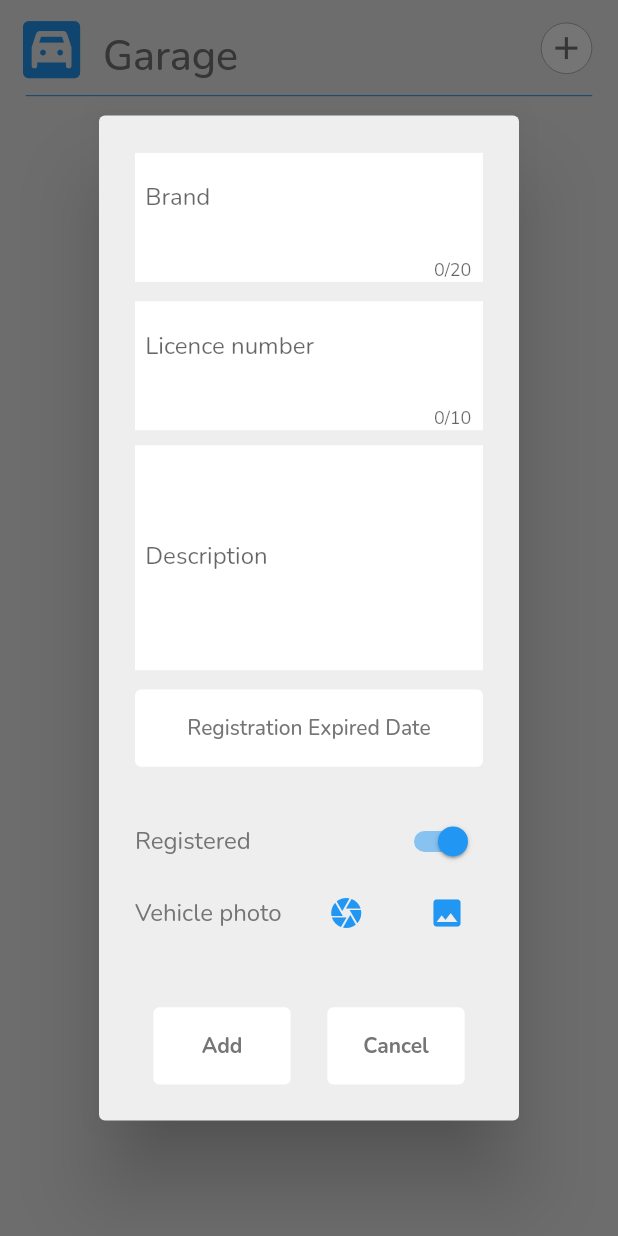
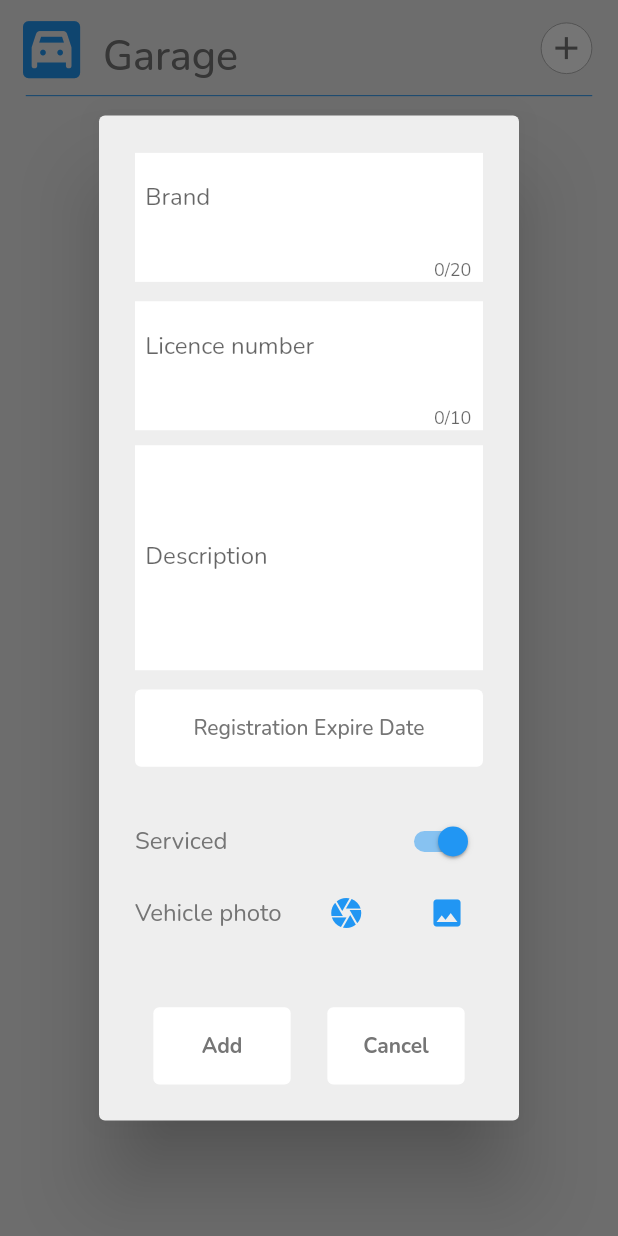
Before and after one commit to Noamagnus/MyGarage, a Flutter app: the screen it shows after launch, after a tap on the "add" icon, on a phone screen of 412 x 824 dp. Run offline on Flutter 3.47's test engine with Material 2 defaults, Android fonts, the phone set to English and light mode, and no system bars; our stand-ins replace bloc, flutter_bloc, flutter_screenutil, freezed_annotation, google_fonts, image_picker and 1 more.

Commit message:
finally finished splash screen

```diff
--- a/lib/data/models/car_model.dart
+++ b/lib/data/models/car_model.dart
@@ -10,7 +10,7 @@ class Car with _$Car {
     required String uuid,
     required CarType type,
     required String brand,
-    required bool isRegistered,
+    required bool isServiced,
     required String description,
     required String licenceNumber,
     required DateTime year, // year manufactured
--- a/lib/presentation/screens/garage_screen.dart
+++ b/lib/presentation/screens/garage_screen.dart
@@ -183,7 +183,7 @@ class GarageBodyWidget extends StatelessWidget {
                   licenceNumber: car.licenceNumber,
                   path: car.imageUrl,
                   year: car.year,
-                  isRegistered: car.isRegistered,
+                  isServiced: car.isServiced,
                 ),
               );
             },
--- a/lib/presentation/screens/splash_screen.dart
+++ b/lib/presentation/screens/splash_screen.dart
@@ -3,6 +3,9 @@ import 'package:flutter_bloc/flutter_bloc.dart';
 import 'package:flutter_screenutil/flutter_screenutil.dart';
 import 'package:my_garage/data/dataproviders/sembast.dart';
 import 'package:my_garage/presentation/screens/garage_screen.dart';
+import 'package:my_garage/presentation/widgets/text_widgets.dart';
+import 'package:my_garage/utils/colors.dart';
+import 'package:my_garage/utils/widget_functions.dart';
 
 class SplashScreen extends StatefulWidget {
   const SplashScreen({Key? key}) : super(key: key);
@@ -36,14 +39,49 @@ class _SplashScreenState extends State<SplashScreen> {
       body: Center(
         child: Column(
           mainAxisAlignment: MainAxisAlignment.center,
-          children:  [
-            const Text('Splash Screen'),
+          children: [
+            const Expanded(
+              child: SizedBox(),
+            ),
+            const Icon(
+              Icons.garage,
+              size: 120,
+              color: AppColors.blueColor,
+              // color: AppColors.grey800,
+            ),
+            const EasyText(
+              'My Garage',
+              fontSize: 50,
+              fontWeight: FontWeight.w700,
+              color: AppColors.grey800,
+            ),
             SizedBox(
               height: 30.h,
             ),
             Padding(
-              padding:  EdgeInsets.symmetric(horizontal: 30.w),
+              padding: EdgeInsets.symmetric(horizontal: 30.w),
               child: const LinearProgressIndicator(),
+            ),
+            const Expanded(
+              child: SizedBox(),
+            ),
+            Padding(
+              padding:  EdgeInsets.only(bottom: 10.h,right: 10.w,),
+              child: Row(
+                mainAxisAlignment: MainAxisAlignment.end,
+                children: [
+                  const EasyText(
+                    'Milos Ivackovic',
+                    color: AppColors.grey600,
+                  ),
+                  addHorizontalSpace(5.w),
+                  const EasyText(
+                    '2022.',
+                    color: AppColors.grey600,
+                  ),
+
+                ],
+              ),
             ),
           ],
         ),
--- a/lib/presentation/widgets/add_vehicle_dialog.dart
+++ b/lib/presentation/widgets/add_vehicle_dialog.dart
@@ -26,7 +26,7 @@ class _AddVehicleDialogState extends State<AddVehicleDialog> {
 
   DateTime year = DateTime.now();
 
-  bool isRegistered = true;
+  bool isServiced = true;
 
   @override
   void initState() {
@@ -107,32 +107,32 @@ class _AddVehicleDialogState extends State<AddVehicleDialog> {
                 });
               }),
               child: const Text(
-                'Registration Expired Date',
+                'Registration Expire Date',
                 style: TextStyle(color: AppColors.textTitleColor),
               ),
             ),
           ),
           addVerticalSpace(20.h),
-          //Is registered switch
+          //Is serviced switch
           Row(
             mainAxisAlignment: MainAxisAlignment.spaceBetween,
             children: [
-              isRegistered
+              isServiced
                   ? const EasyText(
-                      'Registered',
+                      'Serviced',
                       color: AppColors.grey600,
                     )
                   : const EasyText(
-                      'Not Registered',
+                      'Not Serviced',
                       color: AppColors.grey600,
                     ),
               Switch(
                 onChanged: (value) {
                   setState(() {
-                    isRegistered = value;
+                    isServiced = value;
                   });
                 },
-                value: isRegistered,
+                value: isServiced,
               )
             ],
           ),
@@ -140,7 +140,7 @@ class _AddVehicleDialogState extends State<AddVehicleDialog> {
           Row(
             mainAxisAlignment: MainAxisAlignment.spaceBetween,
             children: [
-              EasyText(
+              const EasyText(
                 'Vehicle photo',
                 color: AppColors.grey600,
               ),
@@ -194,11 +194,11 @@ class _AddVehicleDialogState extends State<AddVehicleDialog> {
                           .read<ImagepickerBloc>()
                           .state
                           .when(fulfilled: (url) => url, initial: () {});
-                      if (_checkOtherFields(year, imageUrl, isRegistered, context)) {
+                      if (_checkOtherFields(year, imageUrl, isServiced, context)) {
                         final car = Car(
                           brand: carBrandTextController.text,
                           description: descriptionTextController.text,
-                          isRegistered: isRegistered,
+                          isServiced: isServiced,
                           licenceNumber: licenceNumberTextController.text,
                           type: CarType.camperVan,
                           uuid: uuid.v4(),
@@ -296,7 +296,7 @@ class CustomTextFormField extends StatelessWidget {
   }
 }
 
-bool _checkOtherFields(DateTime? year, String? imageUrl, bool isRegistered, BuildContext context) {
+bool _checkOtherFields(DateTime? year, String? imageUrl, bool isServiced, BuildContext context) {
   if (year == null) {
     customShowDialog('Registration Expiry Date is required', context);
     return false;
--- a/lib/presentation/widgets/list_tile.dart
+++ b/lib/presentation/widgets/list_tile.dart
@@ -15,14 +15,14 @@ class CustomListTile extends StatelessWidget {
     required this.description,
     required this.year,
     required this.path,
-    required this.isRegistered,
+    required this.isServiced,
   }) : super(key: key);
   final String brand;
   final String licenceNumber;
   final String description;
   final DateTime year;
   final String path;
-  final bool isRegistered;
+  final bool isServiced;
 
   @override
   Widget build(BuildContext context) {
@@ -115,11 +115,11 @@ class CustomListTile extends StatelessWidget {
                     flex: 50,
                     child: Align(
                         alignment: Alignment.bottomRight,
-                        child: isRegistered
+                        child: isServiced
                             ? const SmallRoundedContainer(
-                                text: 'Registered',
+                                text: 'Serviced',
                               )
-                            : const SmallRoundedContainer(text: 'Not Registered')),
+                            : const SmallRoundedContainer(text: 'Not Serviced')),
                   ),
                 ],
               ),
--- /dev/null
+++ b/lib/utils/helper_functiones.dart
@@ -0,0 +1,6 @@
+bool isRegistered(DateTime expireDate) {
+  if (expireDate.isBefore(DateTime.now())) {
+    return false;
+  }
+  return true;
+}
```
Also changed, not shown: lib/presentation/screens/vehicle_screen.dart (+14 -2 lines), lib/data/models/car_model.freezed.dart, lib/data/models/car_model.g.dart.
